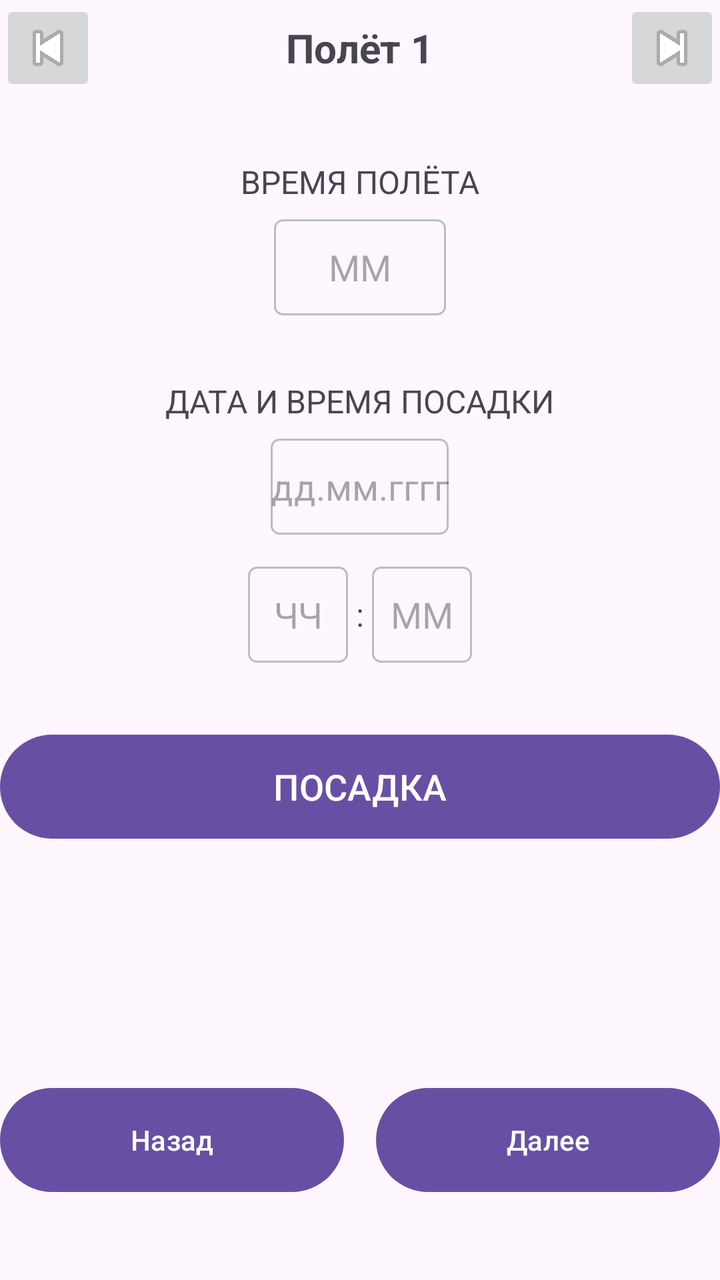
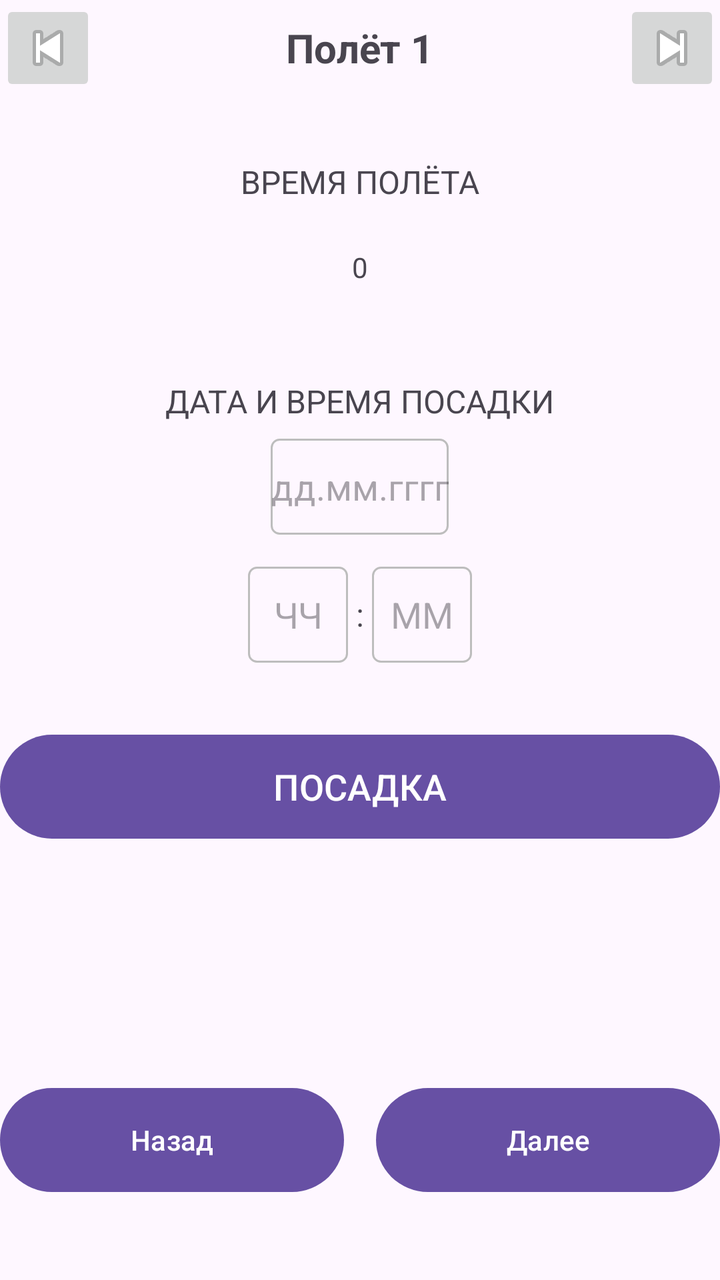

Screens rendered from an Android XML layout before and after an edit, with the pre-edit source and the edit as a unified diff.
<!-- AndroidManifest.xml: application theme Theme.Flight_information_calculator -->
<!-- res/layout/activity_landing.xml -->
<?xml version="1.0" encoding="utf-8"?>
<androidx.constraintlayout.widget.ConstraintLayout xmlns:android="http://schemas.android.com/apk/res/android"
    xmlns:app="http://schemas.android.com/apk/res-auto"
    xmlns:tools="http://schemas.android.com/tools"
    android:id="@+id/main"
    android:layout_width="match_parent"
    android:layout_height="match_parent"
    tools:context=".landing">

    
    <RelativeLayout
        android:id="@+id/headerLayout"
        android:layout_width="0dp"
        android:layout_height="wrap_content"
        app:layout_constraintEnd_toEndOf="parent"
        app:layout_constraintStart_toStartOf="parent"
        app:layout_constraintTop_toTopOf="parent">

        <TextView
            android:id="@+id/flightTitle"
            android:layout_width="wrap_content"
            android:layout_height="wrap_content"
            android:layout_centerInParent="true"
            android:text="Полёт 1"
            android:textSize="20sp"
            android:textStyle="bold"/>

        <ImageButton
            android:id="@+id/btnBack"
            android:layout_width="48dp"
            android:layout_height="48dp"
            android:layout_alignParentStart="true"
            android:src="@android:drawable/ic_media_previous"
            android:contentDescription="Назад"/>

        <ImageButton
            android:id="@+id/btnForward"
            android:layout_width="48dp"
            android:layout_height="48dp"
            android:layout_alignParentEnd="true"
            android:src="@android:drawable/ic_media_next"
            android:contentDescription="Вперёд"/>
    </RelativeLayout>

    
    <LinearLayout
        android:id="@+id/flightTimeContainer"
        android:layout_width="0dp"
        android:layout_height="wrap_content"
        android:layout_marginTop="32dp"
        android:orientation="vertical"
        android:gravity="center_horizontal"
        app:layout_constraintEnd_toEndOf="parent"
        app:layout_constraintStart_toStartOf="parent"
        app:layout_constraintTop_toBottomOf="@id/headerLayout">

        <TextView
            android:layout_width="wrap_content"
            android:layout_height="wrap_content"
            android:text="ВРЕМЯ ПОЛЁТА"
            android:textSize="16sp"
            android:layout_marginBottom="8dp"/>

        <LinearLayout
            android:layout_width="wrap_content"
            android:layout_height="wrap_content"
            android:orientation="horizontal"
            android:gravity="center">

            <EditText
                android:id="@+id/flightMinutes"
                android:layout_width="86dp"
                android:layout_height="48dp"
                android:background="@drawable/edit_text_border"
                android:gravity="center"
                android:hint="ММ"
                android:inputType="number"
                android:maxLength="2" />
        </LinearLayout>
    </LinearLayout>

    
    <LinearLayout
        android:id="@+id/landingDateTimeContainer"
        android:layout_width="0dp"
        android:layout_height="wrap_content"
        android:layout_marginTop="32dp"
        android:orientation="vertical"
        android:gravity="center_horizontal"
        app:layout_constraintEnd_toEndOf="parent"
        app:layout_constraintStart_toStartOf="parent"
        app:layout_constraintTop_toBottomOf="@id/flightTimeContainer">

        <TextView
            android:layout_width="wrap_content"
            android:layout_height="wrap_content"
            android:text="ДАТА И ВРЕМЯ ПОСАДКИ"
            android:textSize="16sp"
            android:layout_marginBottom="8dp"/>

        
        <EditText
            android:id="@+id/landingDate"
            android:layout_width="wrap_content"
            android:layout_height="48dp"
            android:layout_marginBottom="16dp"
            android:hint="дд.мм.гггг"
            android:inputType="date"
            android:gravity="center"
            android:background="@drawable/edit_text_border"/>

        
        <LinearLayout
            android:layout_width="wrap_content"
            android:layout_height="wrap_content"
            android:orientation="horizontal"
            android:gravity="center">

            <EditText
                android:id="@+id/landingHours"
                android:layout_width="50dp"
                android:layout_height="48dp"
                android:hint="ЧЧ"
                android:inputType="number"
                android:maxLength="2"
                android:gravity="center"
                android:background="@drawable/edit_text_border"/>

            <TextView
                android:layout_width="wrap_content"
                android:layout_height="wrap_content"
                android:text=":"
                android:textSize="16sp"
                android:layout_marginHorizontal="4dp"/>

            <EditText
                android:id="@+id/landingMinutes"
                android:layout_width="50dp"
                android:layout_height="48dp"
                android:hint="ММ"
                android:inputType="number"
                android:maxLength="2"
                android:gravity="center"
                android:background="@drawable/edit_text_border"/>
        </LinearLayout>
    </LinearLayout>

    
    <Button
        android:id="@+id/btnLanding"
        android:layout_width="0dp"
        android:layout_height="60dp"
        android:layout_marginTop="32dp"
        android:text="ПОСАДКА"
        android:textAllCaps="false"
        android:textSize="18sp"
        app:layout_constraintEnd_toEndOf="parent"
        app:layout_constraintStart_toStartOf="parent"
        app:layout_constraintTop_toBottomOf="@id/landingDateTimeContainer"/>

    
    <LinearLayout
        android:id="@+id/bottomButtons"
        android:layout_width="0dp"
        android:layout_height="60dp"
        android:layout_marginBottom="40dp"
        android:orientation="horizontal"
        app:layout_constraintBottom_toBottomOf="parent"
        app:layout_constraintEnd_toEndOf="parent"
        app:layout_constraintStart_toStartOf="parent">

        <Button
            android:id="@+id/btnBackBottom"
            android:layout_width="0dp"
            android:layout_height="match_parent"
            android:layout_weight="1"
            android:layout_marginEnd="8dp"
            android:text="Назад"
            android:textAllCaps="false"/>

        <Button
            android:id="@+id/btnNext"
            android:layout_width="0dp"
            android:layout_height="match_parent"
            android:layout_weight="1"
            android:layout_marginStart="8dp"
            android:text="Далее"
            android:textAllCaps="false"/>
    </LinearLayout>

</androidx.constraintlayout.widget.ConstraintLayout>
<!-- resources referenced by this layout -->
<resources>
  <!-- drawable edit_text_border (drawable) -->
  <?xml version="1.0" encoding="utf-8"?>
  <shape xmlns:android="http://schemas.android.com/apk/res/android">
      <solid android:color="@android:color/transparent"/>
      <corners android:radius="4dp"/>
      <stroke android:width="1dp" android:color="#BDBDBD"/>
  </shape>
  <style name="Theme.Flight_information_calculator" parent="Base.Theme.Flight_information_calculator" />
  <style name="Base.Theme.Flight_information_calculator" parent="Theme.Material3.DayNight.NoActionBar">
          
          
      </style>
</resources>

<!-- the commit's change to res/layout/activity_landing.xml (unified diff, before → after) -->
@@ -67,15 +67,12 @@
             android:orientation="horizontal"
             android:gravity="center">
 
-            <EditText
+            <TextView
                 android:id="@+id/flightMinutes"
                 android:layout_width="86dp"
                 android:layout_height="48dp"
-                android:background="@drawable/edit_text_border"
                 android:gravity="center"
-                android:hint="ММ"
-                android:inputType="number"
-                android:maxLength="2" />
+                android:text="0" />
         </LinearLayout>
     </LinearLayout>
 
